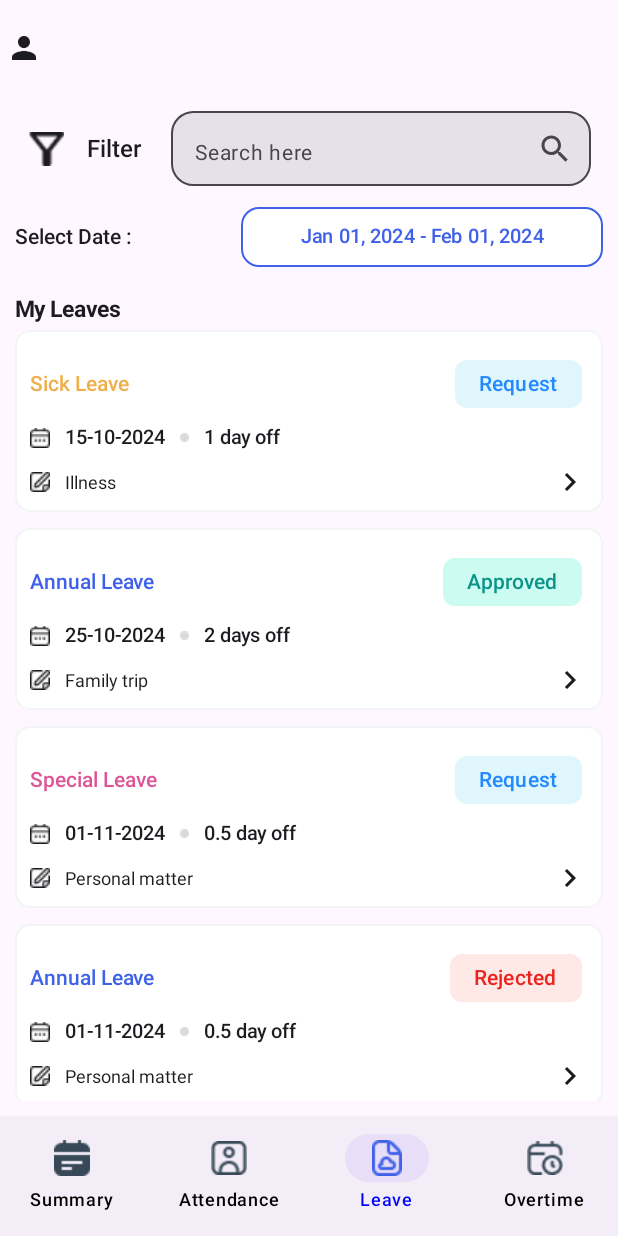
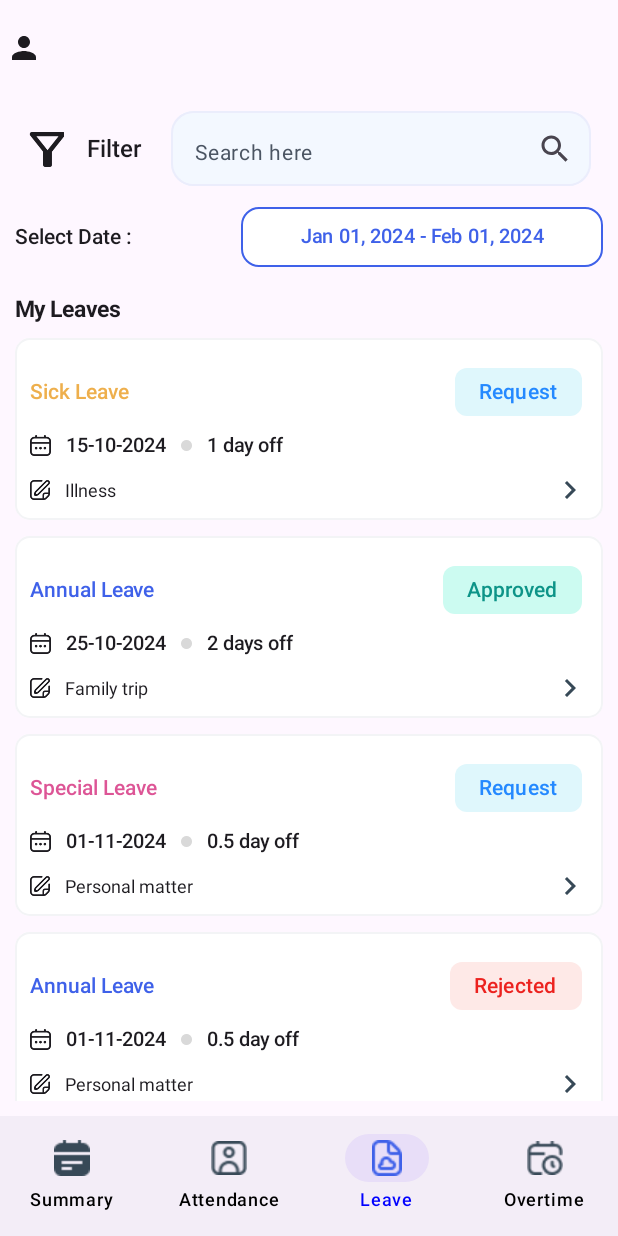
Before and after one commit to theaoudom/PreWeHr, an Android app built with Jetpack Compose: the LeaveScreen screen opened through its navigation route, on a phone screen of 412 x 824 dp. Run offline under Robolectric (Android 15) with nearby library versions, the phone set to English and light mode, and no system bars.

Commit message:
leave screen done 80%

```diff
--- a/app/build.gradle.kts
+++ b/app/build.gradle.kts
@@ -97,6 +97,10 @@ dependencies {
     implementation("androidx.compose.ui:ui:1.4.0")
     implementation("androidx.compose.material:material:1.4.0")
 
+//    /* date */
+//    implementation (libs.kotlinx.datetime)
+
+
 
 }
 // Allow references to generated code
--- a/app/src/main/java/com/hrd/wehr_project/consts/Screen.kt
+++ b/app/src/main/java/com/hrd/wehr_project/consts/Screen.kt
@@ -15,3 +15,9 @@ val bottomNavItem = listOf(
     Screen.Leave,
     Screen.Overtime
 )
+
+sealed class ScreenLeave(val route: String) {
+    data object ScreenRequestLeaveRoute : ScreenLeave("ScreenRequestLeave")
+    data object ScreenLeaveDetailRoute : ScreenLeave("ScreenLeaveDetail")
+    data object ScreenLeaveUpdateRoute : ScreenLeave("ScreenRequestLeave")
+}
--- a/app/src/main/java/com/hrd/wehr_project/ui/navigation/NavigationHost.kt
+++ b/app/src/main/java/com/hrd/wehr_project/ui/navigation/NavigationHost.kt
@@ -5,8 +5,10 @@ import androidx.navigation.NavHostController
 import androidx.navigation.compose.NavHost
 import androidx.navigation.compose.composable
 import com.hrd.wehr_project.consts.Screen
+import com.hrd.wehr_project.consts.ScreenLeave
 import com.hrd.wehr_project.ui.screen.attendance.AttendanceScreen
 import com.hrd.wehr_project.ui.screen.auth.LoginScreen
+import com.hrd.wehr_project.ui.screen.leave.LeaveRequest
 import com.hrd.wehr_project.ui.screen.leave.LeaveScreen
 import com.hrd.wehr_project.ui.screen.overtime.OvertimeScreen
 import com.hrd.wehr_project.ui.screen.summary.SummaryScreen
@@ -21,7 +23,7 @@ fun NavigationHost(navController: NavHostController) {
             AttendanceScreen()
         }
         composable(Screen.Leave.route){
-            LeaveScreen()
+            LeaveScreen(navController)
         }
         composable(Screen.Overtime.route){
             OvertimeScreen()
@@ -29,5 +31,11 @@ fun NavigationHost(navController: NavHostController) {
         composable(Screen.Login.route){
             LoginScreen()
         }
+
+        /* Leave screen navigation */
+        composable(ScreenLeave.ScreenRequestLeaveRoute.route){
+            LeaveRequest(navController)
+        }
+
     }
 }
--- a/app/src/main/java/com/hrd/wehr_project/ui/screen/leave/CardComponent.kt
+++ b/app/src/main/java/com/hrd/wehr_project/ui/screen/leave/CardComponent.kt
@@ -1,7 +1,5 @@
 package com.hrd.wehr_project.ui.screen.leave
 
-import android.content.res.Resources
-import android.graphics.drawable.Icon
 import androidx.compose.foundation.BorderStroke
 import androidx.compose.foundation.background
 import androidx.compose.foundation.border
@@ -18,38 +16,39 @@ import androidx.compose.foundation.layout.size
 import androidx.compose.foundation.shape.RoundedCornerShape
 import androidx.compose.material.icons.Icons
 import androidx.compose.material.icons.automirrored.filled.KeyboardArrowRight
-import androidx.compose.material.icons.filled.KeyboardArrowRight
-import androidx.compose.material3.Button
 import androidx.compose.material3.FilterChip
 import androidx.compose.material3.FilterChipDefaults
 import androidx.compose.material3.Icon
-import androidx.compose.material3.SelectableChipColors
 import androidx.compose.material3.Text
 import androidx.compose.runtime.Composable
 import androidx.compose.ui.Alignment
 import androidx.compose.ui.Modifier
 import androidx.compose.ui.graphics.Color
-import androidx.compose.ui.platform.LocalContext
 import androidx.compose.ui.res.colorResource
 import androidx.compose.ui.res.painterResource
 import androidx.compose.ui.text.font.FontWeight
-import androidx.compose.ui.tooling.preview.Preview
 import androidx.compose.ui.unit.dp
 import androidx.compose.ui.unit.sp
 import androidx.navigation.NavHostController
 import com.hrd.wehr_project.R
+import com.hrd.wehr_project.consts.ScreenLeave
+
 @Composable
-fun CardComponent(leaveData: LeaveData) {
+fun CardComponent(leaveData: LeaveData,navHostController: NavHostController) {
 
     Box(
         modifier = Modifier
             .fillMaxWidth()
             .padding(0.dp, 5.dp)
             .border(
-                border = BorderStroke(width = 1.dp, color = colorResource(id = R.color.border_color)),
+                border = BorderStroke(
+                    width = 1.dp,
+                    color = colorResource(id = R.color.border_color)
+                ),
                 shape = RoundedCornerShape(10.dp)
             )
-            .background(colorResource(id = R.color.white),shape = RoundedCornerShape(10.dp))
+            .background(colorResource(id = R.color.white), shape = RoundedCornerShape(10.dp))
+            .clickable { navHostController.navigate(ScreenLeave.ScreenRequestLeaveRoute.route) }
 
     )
     {
@@ -67,7 +66,7 @@ fun CardComponent(leaveData: LeaveData) {
                 Icon(
                     painter = painterResource(id = R.drawable.calendar),
                     contentDescription = "calendar icon",
-                    Modifier.size(13.dp)
+                    Modifier.size(14.dp)
                 )
                 // date
                 Text(leaveData.leaveDate, fontWeight = FontWeight.Medium, fontSize = 13.sp)
@@ -75,7 +74,7 @@ fun CardComponent(leaveData: LeaveData) {
                 Icon(
                     painter = painterResource(id = R.drawable.ellipse),
                     contentDescription = "calendar icon",
-                    Modifier.size(6.dp),
+                    Modifier.size(7.dp),
                     tint = colorResource(
                         id = R.color.circle_color
                     )
@@ -97,7 +96,9 @@ fun CardComponent(leaveData: LeaveData) {
                 Spacer(modifier = Modifier.weight(1f))
 
 
-                Icon(Icons.AutoMirrored.Filled.KeyboardArrowRight, contentDescription = "ArrowRight icon")
+                Icon(Icons.AutoMirrored.Filled.KeyboardArrowRight, contentDescription = "ArrowRight icon", tint = colorResource(
+                    id = R.color.text_color
+                ))
             }
         }
     }
--- a/app/src/main/java/com/hrd/wehr_project/ui/screen/leave/DatePicker.kt
+++ b/app/src/main/java/com/hrd/wehr_project/ui/screen/leave/DatePicker.kt
@@ -18,6 +18,10 @@ import androidx.compose.ui.text.font.FontWeight
 import androidx.compose.ui.text.style.TextAlign
 import androidx.compose.ui.tooling.preview.Preview
 import com.hrd.wehr_project.R
+import java.time.Instant
+import java.time.LocalDate
+import java.time.ZoneId
+import java.time.format.DateTimeFormatter
 
 @OptIn(ExperimentalMaterial3Api::class)
 @Composable
@@ -26,14 +30,24 @@ fun DateRangePicker() {
     var showDatePicker by remember { mutableStateOf(false) }
     val datePickerState = rememberDatePickerState()
 
+    // Format the selected date using only the date pattern (no time)
+    val formattedStartDate = remember(startDateMillis) {
+        startDateMillis?.let {
+            val formatter = DateTimeFormatter.ofPattern("MMM dd, yyyy") // Adjust format as needed
+            val instant = Instant.ofEpochMilli(it) // Convert milliseconds to Instant
+            val zoneId = ZoneId.systemDefault()  // Use system's default time zone
+            val date = instant.atZone(zoneId).toLocalDate() // Create LocalDate from Instant
+            formatter.format(date)
+        } ?: ""
+    }
+
     Column(
         verticalArrangement = Arrangement.spacedBy(2.dp),
-        // modifier = modifier
     ) {
         // Custom Button to display selected date range
         CustomDateRangeButton(
-
-            onClick = { showDatePicker = true },
+            text = formattedStartDate,
+            onClick = { showDatePicker = true }
         )
 
         // Show the DatePickerDialog when the button is clicked
@@ -56,30 +70,27 @@ fun DateRangePicker() {
                     }
                 }
             ) {
-
                 DatePicker(state = datePickerState)
-
             }
         }
     }
 }
 
 @Composable
-fun CustomDateRangeButton(onClick: () -> Unit) {
+fun CustomDateRangeButton(text: String, onClick: () -> Unit) {
     Button(
         onClick = onClick,
-        modifier = Modifier
-        ,     shape = RoundedCornerShape(12.dp),
+        modifier = Modifier,
+        shape = RoundedCornerShape(12.dp),
         border = BorderStroke(1.dp, color = colorResource(id = R.color.button_color)),
         colors = ButtonDefaults.buttonColors(containerColor = Color.White)
     ) {
         Text(
-            text = "Jan 01, 2024 - Feb 01, 2024",
+            text = if (text.isEmpty()) "Jan 01, 2024 - Feb 01, 2024" else text,
             fontSize = 13.sp,
             fontWeight = FontWeight.Medium,
             textAlign = TextAlign.Center,
-            modifier = Modifier.padding(15.dp,0.dp),
-
+            modifier = Modifier.padding(15.dp, 0.dp),
             color = colorResource(id = R.color.button_color)
         )
     }
--- a/app/src/main/java/com/hrd/wehr_project/ui/screen/leave/LeaveScreen.kt
+++ b/app/src/main/java/com/hrd/wehr_project/ui/screen/leave/LeaveScreen.kt
@@ -19,15 +19,15 @@ import androidx.compose.ui.Alignment
 import androidx.compose.ui.Modifier
 import androidx.compose.ui.res.painterResource
 import androidx.compose.ui.text.font.FontWeight
+import androidx.compose.ui.tooling.preview.Preview
 import androidx.compose.ui.unit.dp
 import androidx.compose.ui.unit.sp
 import androidx.navigation.NavHostController
 import com.hrd.wehr_project.R
-
 @SuppressLint("Range")
 @OptIn(ExperimentalMaterial3Api::class)
 @Composable
-fun LeaveScreen() {
+fun LeaveScreen(navHostController: NavHostController) {
     var data = listOf(
         LeaveData(
             status = Status.Request,
@@ -115,7 +115,7 @@ fun LeaveScreen() {
 
         Text(
             text = "My Leaves",
-            Modifier.padding(top = 15.dp),
+            Modifier.padding(top = 15.dp, bottom = 5.dp),
             fontWeight = FontWeight.Bold,
             fontSize = 15.sp
         )
@@ -126,7 +126,7 @@ fun LeaveScreen() {
         ) {
             items(data.size)
             {
-                CardComponent(leaveData=data[it])
+                CardComponent(leaveData=data[it],navHostController)
             }
 
         }
--- a/app/src/main/java/com/hrd/wehr_project/ui/screen/leave/SearchBar.kt
+++ b/app/src/main/java/com/hrd/wehr_project/ui/screen/leave/SearchBar.kt
@@ -18,6 +18,7 @@ import androidx.compose.ui.text.font.FontWeight
 import androidx.compose.ui.text.input.TextFieldValue
 import androidx.compose.ui.unit.dp
 import androidx.compose.ui.unit.sp
+import com.hrd.wehr_project.R
 @Composable
 fun SearchBar(
     modifier: Modifier = Modifier,
@@ -36,7 +37,7 @@ fun SearchBar(
                 "Search here",
                 fontWeight = FontWeight.Normal,
                 fontSize = 14.sp,
-              // color = colorResource(id = R.color.search_text_color) // Ensure the placeholder is visible
+               color = colorResource(id = R.color.search_text_color) // Ensure the placeholder is visible
             )
         },
         trailingIcon = {
@@ -48,10 +49,10 @@ fun SearchBar(
         modifier = Modifier
             .height(50.dp) // Set fixed height
         , colors = TextFieldDefaults.colors(
-//            unfocusedContainerColor = colorResource(id = R.color.search_bg_color),
-//            focusedIndicatorColor = colorResource(id = R.color.search_border_color),
-//            focusedContainerColor = colorResource(id = R.color.search_bg_color),
-//            unfocusedIndicatorColor = colorResource(id = R.color.search_border_color)
+            unfocusedContainerColor = colorResource(id = R.color.search_bg_color),
+            focusedIndicatorColor = colorResource(id = R.color.search_border_color),
+            focusedContainerColor = colorResource(id = R.color.search_bg_color),
+            unfocusedIndicatorColor = colorResource(id = R.color.search_border_color)
         ),
         shape = RoundedCornerShape(15.dp),
     )
--- a/app/src/main/res/values/colors.xml
+++ b/app/src/main/res/values/colors.xml
@@ -25,4 +25,5 @@
     <color name="search_text_color">#4B5563</color>
     <color name="button_delete_color">#EC221F</color>
     <color name="request_leave_text_color">#3F61E9</color>
+    <color name="leave_detail_text_color">#090920</color>
 </resources>
--- a/gradle/libs.versions.toml
+++ b/gradle/libs.versions.toml
@@ -5,6 +5,7 @@ coreKtx = "1.13.1"
 junit = "4.13.2"
 junitVersion = "1.2.1"
 espressoCore = "3.6.1"
+kotlinxDatetime = "0.4.3"
 lifecycleRuntimeKtx = "2.8.6"
 activityCompose = "1.9.2"
 composeBom = "2024.04.01"
@@ -24,6 +25,7 @@ androidx-ui-tooling-preview = { group = "androidx.compose.ui", name = "ui-toolin
 androidx-ui-test-manifest = { group = "androidx.compose.ui", name = "ui-test-manifest" }
 androidx-ui-test-junit4 = { group = "androidx.compose.ui", name = "ui-test-junit4" }
 androidx-material3 = { group = "androidx.compose.material3", name = "material3" }
+kotlinx-datetime = { module = "org.jetbrains.kotlinx:kotlinx-datetime", version.ref = "kotlinxDatetime" }
 
 [plugins]
 android-application = { id = "com.android.application", version.ref = "agp" }
```
Also changed, not shown: app/src/main/java/com/hrd/wehr_project/ui/screen/leave/CustomButton.kt (added, +38 -0 lines), app/src/main/java/com/hrd/wehr_project/ui/screen/leave/LeaveDetailComponent.kt (added, +104 -0 lines), app/src/main/java/com/hrd/wehr_project/ui/screen/leave/LeaveUpdateComponent.kt (added, +104 -0 lines), app/src/main/java/com/hrd/wehr_project/ui/screen/leave/RequestLeaveComponent.kt (added, +109 -0 lines), app/src/main/res/drawable/calendar.png, app/src/main/res/drawable/edit.png, app/src/main/res/drawable/ellipse.png, app/src/main/res/drawable/filter_icon.png.
